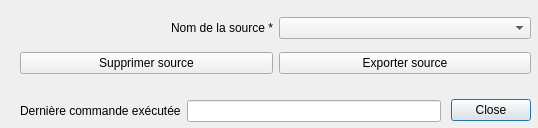
This is forms/Ui_export_delete_pt_dialog.ui in datagistips/territoires-ville.TempusAccess as Qt 5 draws it before an edit. The edited form follows.
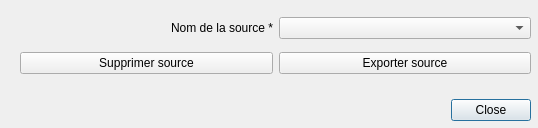
This is the edited form.

Commit message: Remove lineEdits in forms and put SQL commands in an external file

```diff
--- a/forms/Ui_export_delete_pt_dialog.ui
+++ b/forms/Ui_export_delete_pt_dialog.ui
@@ -68,28 +68,6 @@
     </item>
    </layout>
   </widget>
-  <widget class="QWidget" name="layoutWidget">
-   <property name="geometry">
-    <rect>
-     <x>20</x>
-     <y>100</y>
-     <width>421</width>
-     <height>22</height>
-    </rect>
-   </property>
-   <layout class="QHBoxLayout" name="horizontalLayout">
-    <item>
-     <widget class="QLabel" name="label_5">
-      <property name="text">
-       <string>Dernière commande exécutée</string>
-      </property>
-     </widget>
-    </item>
-    <item>
-     <widget class="QLineEdit" name="lineEditCommand"/>
-    </item>
-   </layout>
-  </widget>
  </widget>
  <resources/>
  <connections>
```
The commit also changes 45 other files.
